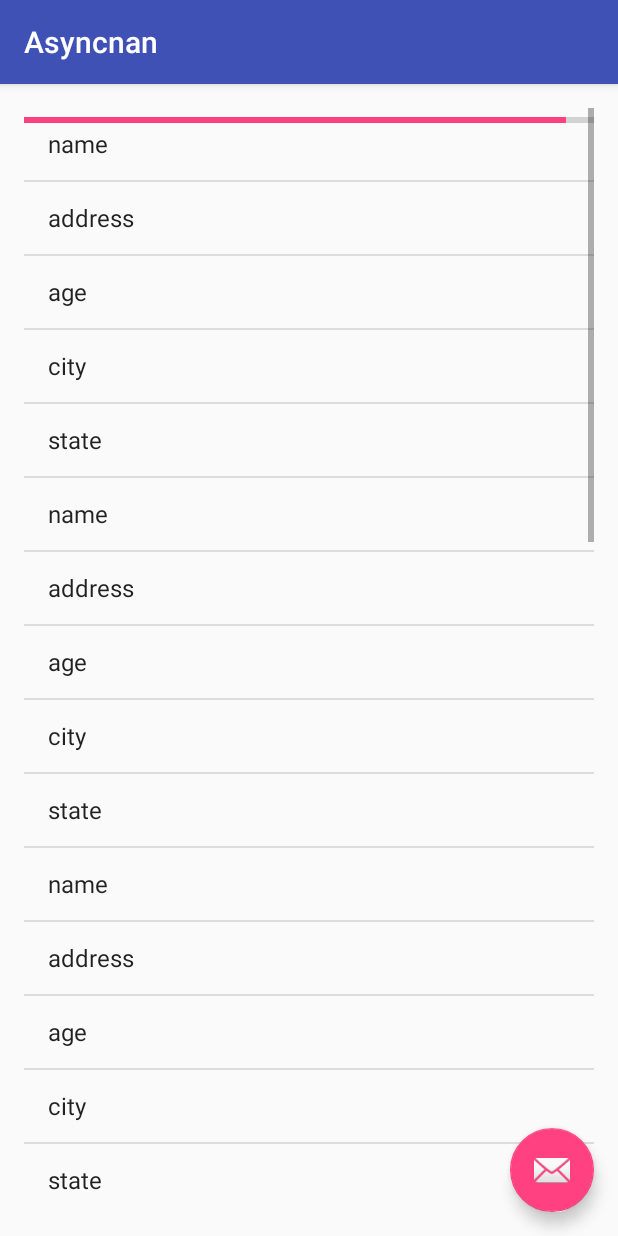
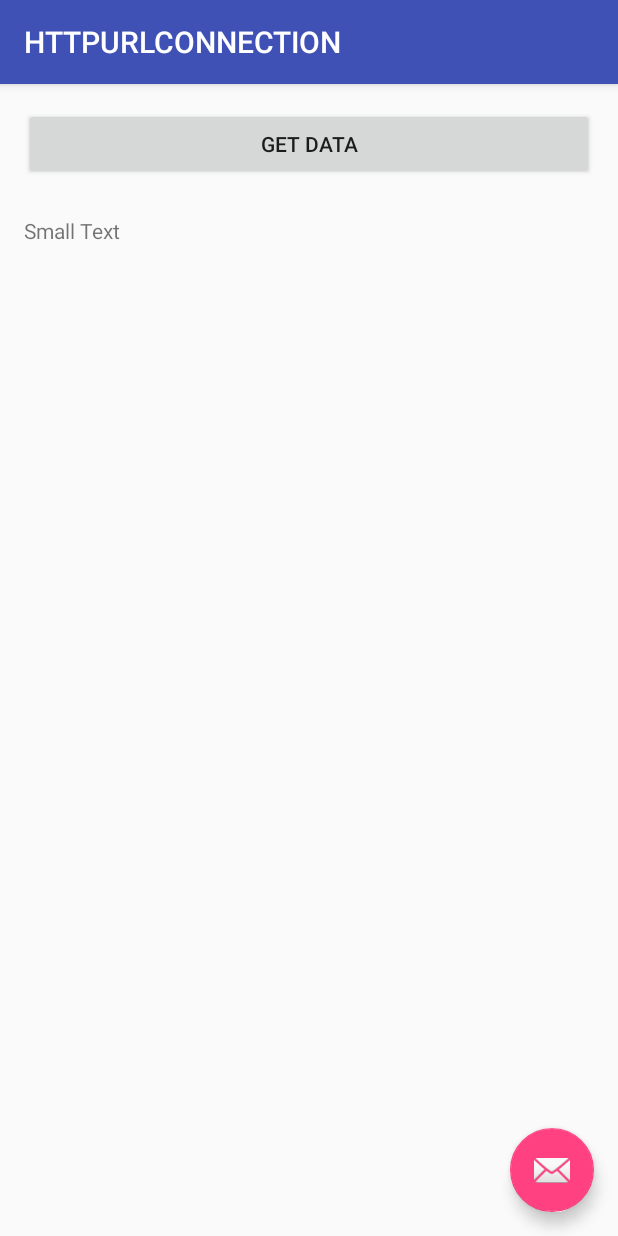
Before and after one commit to Rezaramdhanisti/Taskeins, an Android app: the screen it shows after launch (Asyncnan before the commit, HALLUCINATION after it), on a phone screen of 412 x 824 dp. Run offline under Robolectric (Android 15) with nearby library versions, the phone set to English and light mode, and no system bars.

Commit message:
today i have learn HTTPURLCONNECTION
-task
a.get data from outside service with InputStream.
b.read data from stream object with BufferReader.
c.when finish get string buffer, close the buffer reader.

-trouble
some typo on a Apiary

```diff
--- /dev/null
+++ b/app/src/main/res/layout/activity_httpurlconnection.xml
@@ -0,0 +1,35 @@
+<?xml version="1.0" encoding="utf-8"?>
+<android.support.design.widget.CoordinatorLayout
+    xmlns:android="http://schemas.android.com/apk/res/android"
+    xmlns:app="http://schemas.android.com/apk/res-auto"
+    xmlns:tools="http://schemas.android.com/tools"
+    android:layout_width="match_parent"
+    android:layout_height="match_parent"
+    android:fitsSystemWindows="true"
+    tools:context=".HALLUCINATION">
+
+    <android.support.design.widget.AppBarLayout
+        android:layout_width="match_parent"
+        android:layout_height="wrap_content"
+        android:theme="@style/AppTheme.AppBarOverlay">
+
+        <android.support.v7.widget.Toolbar
+            android:id="@+id/toolbar"
+            android:layout_width="match_parent"
+            android:layout_height="?attr/actionBarSize"
+            android:background="?attr/colorPrimary"
+            app:popupTheme="@style/AppTheme.PopupOverlay"/>
+
+    </android.support.design.widget.AppBarLayout>
+
+    <include layout="@layout/content_httpurlconnection"/>
+
+    <android.support.design.widget.FloatingActionButton
+        android:id="@+id/fab"
+        android:layout_width="wrap_content"
+        android:layout_height="wrap_content"
+        android:layout_gravity="bottom|end"
+        android:layout_margin="@dimen/fab_margin"
+        android:src="@android:drawable/ic_dialog_email"/>
+
+</android.support.design.widget.CoordinatorLayout>
--- /dev/null
+++ b/app/src/main/res/layout/content_httpurlconnection.xml
@@ -0,0 +1,30 @@
+<?xml version="1.0" encoding="utf-8"?>
+<RelativeLayout
+    xmlns:android="http://schemas.android.com/apk/res/android"
+    xmlns:app="http://schemas.android.com/apk/res-auto"
+    xmlns:tools="http://schemas.android.com/tools"
+    android:layout_width="match_parent"
+    android:layout_height="match_parent"
+    android:paddingBottom="@dimen/activity_vertical_margin"
+    android:paddingLeft="@dimen/activity_horizontal_margin"
+    android:paddingRight="@dimen/activity_horizontal_margin"
+    android:paddingTop="@dimen/activity_vertical_margin"
+    app:layout_behavior="@string/appbar_scrolling_view_behavior"
+    tools:context=".HALLUCINATION"
+    tools:showIn="@layout/activity_httpurlconnection">
+
+    <Button
+        style="?android:attr/buttonStyleSmall"
+        android:layout_width="match_parent"
+        android:layout_height="wrap_content"
+        android:text="GET DATA"
+        android:id="@+id/btn_request"/>
+    <TextView
+        android:layout_width="wrap_content"
+        android:layout_height="wrap_content"
+        android:textAppearance="?android:attr/textAppearanceSmall"
+        android:text="Small Text"
+        android:id="@+id/lbl_http_connection"
+        android:layout_below="@+id/btn_request"
+        android:layout_marginTop="24dp"/>
+</RelativeLayout>
--- a/app/src/main/res/values/strings.xml
+++ b/app/src/main/res/values/strings.xml
@@ -25,4 +25,5 @@
     <string name="title_activity_activity_view_pager">ActivityViewPager</string>
     <string name="title_activity_json">JSON</string>
     <string name="title_activity_asyncnan">Asyncnan</string>
+    <string name="title_activity_httpurlconnection">HTTPURLCONNECTION</string>
 </resources>
```
Also changed, not shown: app/src/main/AndroidManifest.xml (+7 -0 lines), app/src/main/java/com/rezarizki/rezarr/HALLUCINATION.java (added, +120 -0 lines), app/src/main/ic_launcher-web.png (added), app/src/main/res/mipmap-hdpi/ic_launcher.png, app/src/main/res/mipmap-mdpi/ic_launcher.png, app/src/main/res/mipmap-xhdpi/ic_launcher.png, app/src/main/res/mipmap-xxhdpi/ic_launcher.png, app/src/main/res/mipmap-xxxhdpi/ic_launcher.png.
